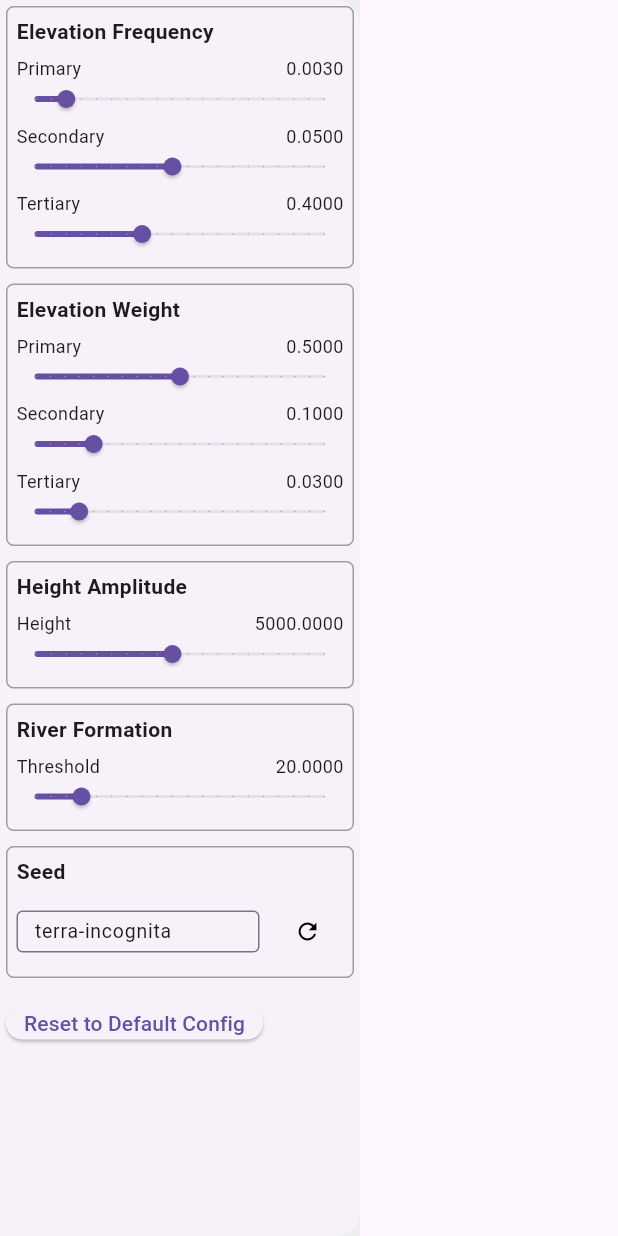
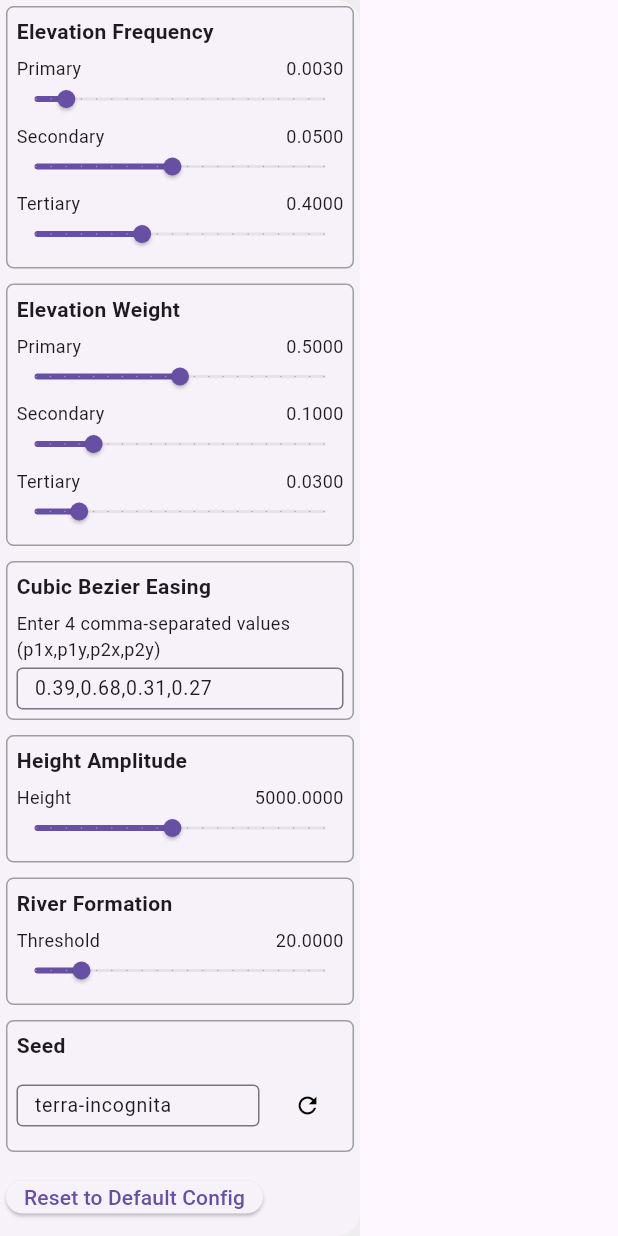
Before and after one commit to fnx-io/hex_toolkit_demo, a Flutter app: the MenuComponent widget shown alone on an empty page, opened directly with empty values, after a tap on "Reset to Default Config", on a phone screen of 412 x 824 dp. Run offline on Flutter 3.47's test engine with Material 3 defaults, Android fonts, the phone set to English and light mode, and no system bars; our stand-ins replace fixnum; missing offline and left inert: hex_toolkit.

Commit message:
feat: konfigurace easingu

```diff
--- a/lib/components/menu_component.dart
+++ b/lib/components/menu_component.dart
@@ -2,6 +2,7 @@ import 'dart:ui';
 
 import 'package:flutter/material.dart';
 import 'package:hex_toolkit_demo/generator/world.dart';
+import 'package:hex_toolkit_demo/utils/cubic_bezier_easing.dart';
 
 import '../utils/seed_generator.dart';
 
@@ -37,6 +38,9 @@ class _MenuComponentState extends State<MenuComponent> {
   late String _seed; // Seed for noise generators
   final TextEditingController _seedController = TextEditingController();
 
+  late String _cubicBezierEasing; // Cubic bezier easing parameters
+  final TextEditingController _cubicBezierEasingController = TextEditingController();
+
   @override
   void initState() {
     super.initState();
@@ -57,11 +61,15 @@ class _MenuComponentState extends State<MenuComponent> {
 
     _seed = defaultConfig.seed;
     _seedController.text = _seed;
+
+    _cubicBezierEasing = defaultConfig.cubicBezierEasing;
+    _cubicBezierEasingController.text = _cubicBezierEasing;
   }
 
   @override
   void dispose() {
     _seedController.dispose();
+    _cubicBezierEasingController.dispose();
     super.dispose();
   }
 
@@ -78,6 +86,7 @@ class _MenuComponentState extends State<MenuComponent> {
       heightAmplitude: _heightAmplitude,
       riverTrashold: _riverTrashold,
       seed: _seed,
+      cubicBezierEasing: _cubicBezierEasing,
     );
     widget.onConfigChanged(config);
   }
@@ -198,6 +207,40 @@ class _MenuComponentState extends State<MenuComponent> {
 
             const SizedBox(height: 10), // Reduced from 20 for more condensed UI
 
+            // Cubic Bezier Easing Fieldset
+            _buildFieldset(
+              'Cubic Bezier Easing',
+              [
+                Column(
+                  crossAxisAlignment: CrossAxisAlignment.start,
+                  children: [
+                    const Text(
+                      'Enter 4 comma-separated values (p1x,p1y,p2x,p2y)',
+                      style: TextStyle(fontSize: 12),
+                    ),
+                    const SizedBox(height: 4),
+                    TextField(
+                      controller: _cubicBezierEasingController,
+                      decoration: const InputDecoration(
+                        isDense: true,
+                        contentPadding: EdgeInsets.symmetric(horizontal: 8, vertical: 8),
+                        border: OutlineInputBorder(),
+                        hintText: 'e.g., 0.42,0.0,0.58,1.0',
+                      ),
+                      onChanged: (value) {
+                        setState(() {
+                          _cubicBezierEasing = value;
+                          _updateConfig();
+                        });
+                      },
+                    ),
+                  ],
+                ),
+              ],
+            ),
+
+            const SizedBox(height: 10), // Reduced from 20 for more condensed UI
+
             // Height Amplitude Fieldset
             _buildFieldset(
               'Height Amplitude',
@@ -305,6 +348,9 @@ class _MenuComponentState extends State<MenuComponent> {
                   _seed = defaultConfig.seed;
                   _seedController.text = _seed;
 
+                  _cubicBezierEasing = defaultConfig.cubicBezierEasing;
+                  _cubicBezierEasingController.text = _cubicBezierEasing;
+
                   _updateConfig();
                 });
               },
--- a/lib/generator/simplex_based_config.dart
+++ b/lib/generator/simplex_based_config.dart
@@ -51,6 +51,29 @@ class SimplexBasedConfig implements WorldGeneratorConfig {
   /// Threshold value for river formation based on accumulated humidity.
   final double riverTrashold;
 
+  /// Cubic bezier easing parameters as a comma-separated string (p1x,p1y,p2x,p2y)
+  final String cubicBezierEasing;
+
+  /// Parses the cubicBezierEasing string and returns a CubicBezierEasing object
+  CubicBezierEasing get bezierEasing {
+    final parts = cubicBezierEasing.split(',');
+    if (parts.length != 4) {
+      // Default values if parsing fails
+      return CubicBezierEasing(.39, .68, .31, .27);
+    }
+
+    try {
+      final p1x = double.parse(parts[0].trim());
+      final p1y = double.parse(parts[1].trim());
+      final p2x = double.parse(parts[2].trim());
+      final p2y = double.parse(parts[3].trim());
+      return CubicBezierEasing(p1x, p1y, p2x, p2y);
+    } catch (e) {
+      // Default values if parsing fails
+      return CubicBezierEasing(.39, .68, .31, .27);
+    }
+  }
+
   late SimplexBasedProviders _providers;
 
   /// Creates a new settings instance with the specified parameters.
@@ -69,6 +92,7 @@ class SimplexBasedConfig implements WorldGeneratorConfig {
     this.seed = "terra-incognita",
     this.size = 250,
     this.riverTrashold = 20,
+    this.cubicBezierEasing = "0.39,0.68,0.31,0.27",
   }) {
     _providers = SimplexBasedProviders(this);
   }
@@ -102,6 +126,6 @@ class SimplexBasedConfig implements WorldGeneratorConfig {
   ///
   /// Useful for debugging and logging.
   String toString() {
-    return 'SimplexBasedConfig{primaryElevationFrequency: $primaryElevationFrequency, secondaryElevationFrequency: $secondaryElevationFrequency, tertiaryElevationFrequency: $tertiaryElevationFrequency, humidityFrequency: $humidityFrequency, primaryElevationWeight: $primaryElevationWeight, secondaryElevationWeight: $secondaryElevationWeight, tertiaryElevationWeight: $tertiaryElevationWeight, heightAmplitude: $heightAmplitude}';
+    return 'SimplexBasedConfig{primaryElevationFrequency: $primaryElevationFrequency, secondaryElevationFrequency: $secondaryElevationFrequency, tertiaryElevationFrequency: $tertiaryElevationFrequency, humidityFrequency: $humidityFrequency, primaryElevationWeight: $primaryElevationWeight, secondaryElevationWeight: $secondaryElevationWeight, tertiaryElevationWeight: $tertiaryElevationWeight, heightAmplitude: $heightAmplitude, cubicBezierEasing: $cubicBezierEasing}';
   }
 }
--- a/lib/generator/simplex_based_providers.dart
+++ b/lib/generator/simplex_based_providers.dart
@@ -43,6 +43,7 @@ class SimplexBasedProviders {
         secondaryElevationGenerator = OpenSimplex2F(settings.seedHash ^ 3),
         tertiaryElevationGenerator = OpenSimplex2F(settings.seedHash ^ 7),
         humidityGenerator = OpenSimplex2F(settings.seedHash ^ 5),
+        bezier = settings.bezierEasing,
         random = Random(settings.seedHash),
         rotation = settings.seedHash % 6;
 
@@ -58,8 +59,6 @@ class SimplexBasedProviders {
   ///
   /// Returns the calculated elevation value.
   double calculateBaseAltitude(Hex hex) {
-    var bezier = CubicBezierEasing(.39, .68, .31, .27);
-
     // Apply rotation for variety based on seed
     var hex2 = hex.rotateAround(Hex.zero(), rotation);
 
--- a/lib/hex_toolkit_demo.dart
+++ b/lib/hex_toolkit_demo.dart
@@ -140,7 +140,7 @@ class _HexToolkitDemoState extends State<HexToolkitDemo> {
                 child: Stack(
               children: [
                 // Main content spanning full width
-                Expanded(
+                Positioned.fill(
                   child: WorldViewer(
                     config: _worldConfig,
                     world: _world,
```
